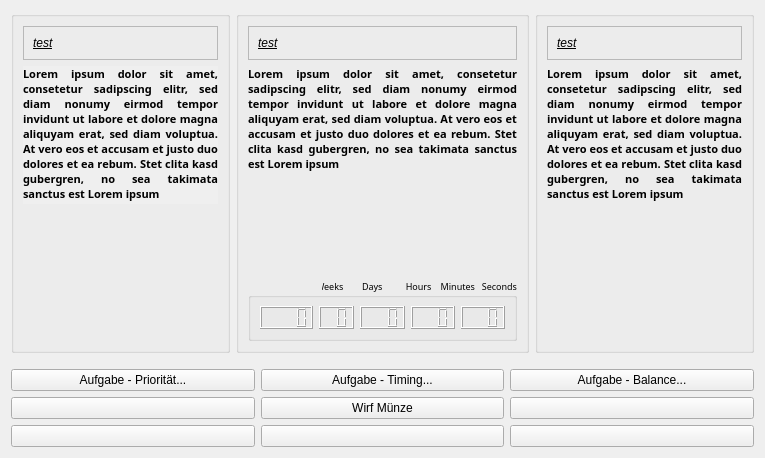
This is src/ui/what_now.ui in amogorkon/watnu as Qt 5 draws it before an edit. The edited form follows.
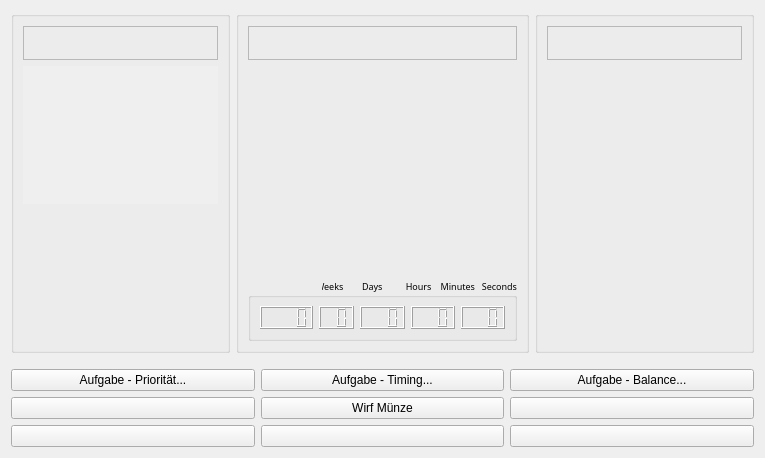
This is the edited form. Icons and pictures are not drawn.

Patch:
```diff
--- a/src/ui/what_now.ui
+++ b/src/ui/what_now.ui
@@ -105,7 +105,7 @@
            <enum>QFrame::NoFrame</enum>
           </property>
           <property name="text">
-           <string notr="true">Lorem ipsum dolor sit amet, consetetur sadipscing elitr, sed diam nonumy eirmod tempor invidunt ut labore et dolore magna aliquyam erat, sed diam voluptua. At vero eos et accusam et justo duo dolores et ea rebum. Stet clita kasd gubergren, no sea takimata sanctus est Lorem ipsum </string>
+           <string notr="true"/>
           </property>
           <property name="textFormat">
            <enum>Qt::PlainText</enum>
@@ -163,7 +163,7 @@
                 </font>
                </property>
                <property name="text">
-                <string>test</string>
+                <string/>
                </property>
                <property name="alignment">
                 <set>Qt::AlignLeading|Qt::AlignLeft|Qt::AlignVCenter</set>
@@ -244,7 +244,7 @@
            <enum>QFrame::NoFrame</enum>
           </property>
           <property name="text">
-           <string notr="true">Lorem ipsum dolor sit amet, consetetur sadipscing elitr, sed diam nonumy eirmod tempor invidunt ut labore et dolore magna aliquyam erat, sed diam voluptua. At vero eos et accusam et justo duo dolores et ea rebum. Stet clita kasd gubergren, no sea takimata sanctus est Lorem ipsum </string>
+           <string notr="true"/>
           </property>
           <property name="textFormat">
            <enum>Qt::PlainText</enum>
@@ -314,7 +314,7 @@
                 </font>
                </property>
                <property name="text">
-                <string>test</string>
+                <string/>
                </property>
                <property name="alignment">
                 <set>Qt::AlignLeading|Qt::AlignLeft|Qt::AlignVCenter</set>
@@ -501,7 +501,7 @@
            <enum>QFrame::NoFrame</enum>
           </property>
           <property name="text">
-           <string notr="true">Lorem ipsum dolor sit amet, consetetur sadipscing elitr, sed diam nonumy eirmod tempor invidunt ut labore et dolore magna aliquyam erat, sed diam voluptua. At vero eos et accusam et justo duo dolores et ea rebum. Stet clita kasd gubergren, no sea takimata sanctus est Lorem ipsum </string>
+           <string notr="true"/>
           </property>
           <property name="textFormat">
            <enum>Qt::PlainText</enum>
@@ -571,7 +571,7 @@
                 </font>
                </property>
                <property name="text">
-                <string>test</string>
+                <string/>
                </property>
                <property name="alignment">
                 <set>Qt::AlignLeading|Qt::AlignLeft|Qt::AlignVCenter</set>
```
